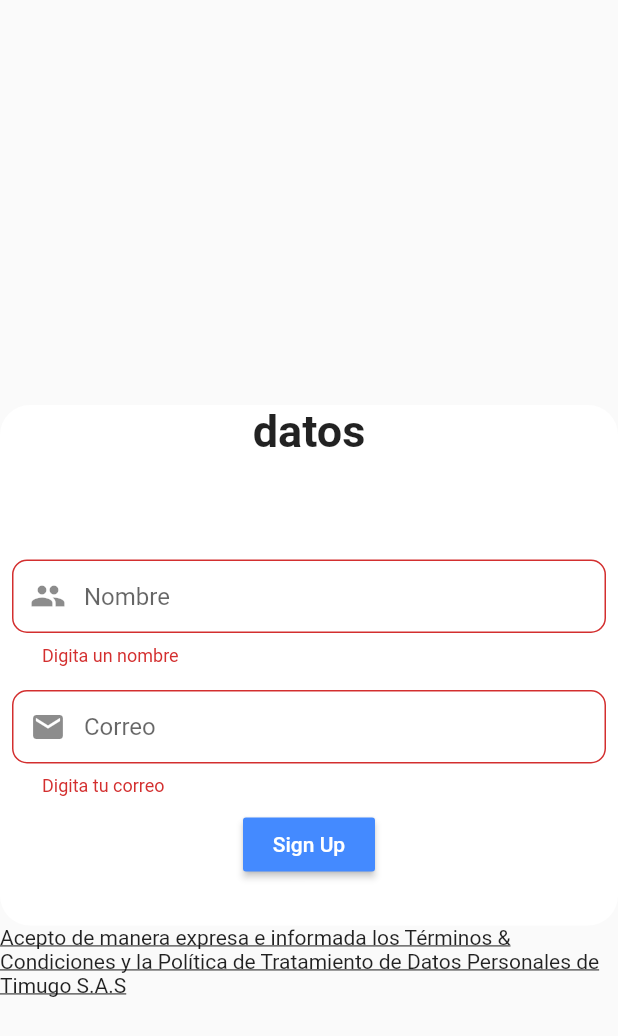
After one commit to Timugo/ClientApp, a Flutter app: the RegisterData screen opened by its route, after a tap on "Sign Up", on a phone screen of 412 x 824 dp. The commit adds this screen. Shown: the top 1036 px of the screen. Run offline on Flutter 3.47's test engine with Material 2 defaults, Android fonts, the phone set to English and light mode, and no system bars; our stand-ins replace pin_code_fields, validators.

Commit message:
edit data user

```diff
--- a/lib/main.dart
+++ b/lib/main.dart
@@ -3,6 +3,7 @@ import 'package:flutter/material.dart';
 import 'package:provider/provider.dart';
 import 'package:timugo/src/pages/codeVerification_page.dart';
 import 'package:timugo/src/pages/login_pages.dart';
+import 'package:timugo/src/pages/registerData_page.dart';
 import 'package:timugo/src/providers/user.dart';
 
 
@@ -22,7 +23,9 @@ class MyApp extends StatelessWidget {
         initialRoute: 'login',
         routes: {
           'login':(context)=> LoginPage(),
-          'code':(context)=> Code()
+          'code':(context)=> Code(),
+          'registerData':(context)=> RegisterData()
+
 
         },
       )
--- a/lib/src/pages/codeVerification_page.dart
+++ b/lib/src/pages/codeVerification_page.dart
@@ -4,6 +4,7 @@ import 'package:flutter/material.dart';
 import 'package:pin_code_fields/pin_code_fields.dart';
 import 'package:provider/provider.dart';
 import 'package:timugo/src/models/user_model.dart';
+import 'package:timugo/src/pages/registerData_page.dart';
 import 'package:timugo/src/providers/user.dart';
 import 'package:timugo/src/services/number_provider.dart';
 
@@ -67,7 +68,7 @@ class _PinCodeVerificationScreenState extends State<PinCodeVerificationScreen> {
   @override
 
   Widget build(BuildContext context) {
-    final  codeProvider = CodeProvider();
+   // final  codeProvider = CodeProvider();
     final  verificateProvider =VerificateProvider();
     final   userInfo    = Provider.of<UserInfo>(context);
 
@@ -163,7 +164,10 @@ class _PinCodeVerificationScreenState extends State<PinCodeVerificationScreen> {
                           style: TextStyle(
                               color: Color(0xFF91D3B3),
                               fontWeight: FontWeight.bold,
-                              fontSize: 16))
+                              fontSize: 16),
+
+                              )
+
                     ]),
               ),
               SizedBox(
@@ -195,7 +199,16 @@ class _PinCodeVerificationScreenState extends State<PinCodeVerificationScreen> {
                             res.then((response) async {
                               print(response['response']);
                               if (response['response'] == 2){
-                                print('Aqui debe ir la logica para pasar a una vista o la otra');
+                                if (response['content'] ['code']== 1){
+                                   Navigator.push(
+                                      context,
+
+                                      MaterialPageRoute(
+                                    builder: (context) => RegisterData()));
+
+                                }else{
+                                  print('hola');
+                                }
                               }
                             });
               //     print('lo recibio');
--- /dev/null
+++ b/lib/src/pages/registerData_page.dart
@@ -0,0 +1,258 @@
+import 'package:flutter/material.dart';
+import 'package:flutter/services.dart';
+import 'package:provider/provider.dart';
+import 'package:timugo/src/models/user_model.dart';
+import 'package:timugo/src/providers/user.dart';
+import 'package:timugo/src/services/number_provider.dart';
+import 'package:validators/validators.dart' as validator;
+
+
+
+
+class RegisterData extends StatefulWidget {
+
+
+
+  @override
+  _LoginPageState createState() => _LoginPageState();
+}
+
+class _LoginPageState extends State<RegisterData> {
+  final _formKey = GlobalKey<FormState>();
+  final  sendDataProvider = SendDataProvider();
+
+
+  Model model = Model();
+
+  @override
+  Widget build(BuildContext context) {
+
+    return Scaffold(
+
+      body:Stack(
+        children: <Widget>[
+           Container(
+
+          // decoration: BoxDecoration(
+          //   image: DecorationImage(
+          // //    image: AssetImage('assets/images/timugo.png'),
+          //     fit: BoxFit.fitWidth,
+          //     alignment: Alignment.topCenter,
+          //   //  colorFilter: new ColorFilter.mode(Colors.black.withOpacity(0.8), BlendMode.dstATop)
+          //   )
+          // ),
+        ),
+        //  _crearFondo(context),
+          _loginForm(context),
+        ],
+      ),
+
+    );
+  }
+
+Widget _loginForm(BuildContext context) {
+
+ // final size = MediaQuery.of(context).size;
+
+  return SingleChildScrollView(
+    child: Column(
+      children: <Widget>[
+
+
+
+         Container(
+          width: MediaQuery.of(context).size.width,
+          margin: EdgeInsets.only(top: 270),
+          decoration: BoxDecoration(
+            borderRadius: BorderRadius.circular(20),
+            color: Colors.white,
+          ),
+
+
+
+          child: Column(
+            children: <Widget>[
+              Text('datos', textAlign: TextAlign.left,
+                    overflow: TextOverflow.ellipsis,
+                    style: TextStyle(fontWeight: FontWeight.bold,fontSize: 30)
+                    ),
+              SizedBox(height: 60.0),
+              _numberLogin( context ),
+              SizedBox(height: 30.0),
+
+            ],
+          ),
+        ),
+        GestureDetector(
+          child: Text('Acepto de manera expresa e informada los Términos & Condiciones y la Política de Tratamiento de Datos Personales de Timugo S.A.S', style: TextStyle(decoration: TextDecoration.underline),),
+          onTap: (){
+         ///  Navigator.pushNamed(context, 'register');
+          },
+        ),
+        SizedBox(height: 80.0,)
+      ],
+    ),
+  );
+}
+
+Widget _numberLogin(BuildContext context){
+   final userInfo   = Provider.of<UserInfo>(context);
+    return Form(
+
+
+
+        key: _formKey,
+        child: Column(
+          children: <Widget>[
+
+              MyTextFormField(
+
+
+            text: Icon(Icons.people),
+            hintText: 'Nombre',
+            validator: (String value) {
+              if ( value.isEmpty){
+                return 'Digita un nombre';
+              }
+              return null;
+            },
+            onSaved: (String value) {
+              print('entre');
+                      model.name = (value);
+                      userInfo.name = model.name;
+                    },
+
+
+          ),
+            MyTextFormField(
+
+
+            hintText: 'Correo',
+            isEmail: true,
+            text: Icon(Icons.email),
+            validator: (String value) {
+              if (!validator.isEmail(value)) {
+                return 'Digita tu correo';
+              }
+              return null;
+            },
+            onSaved: (String value) {
+              model.email = value;
+              userInfo.email =model.email;
+            },
+          ),
+            RaisedButton(
+
+            color: Colors.blueAccent,
+            onPressed: _subimit,
+            child: Text(
+              'Sign Up',
+              style: TextStyle(
+                color: Colors.white,
+
+              ),
+            ),
+          )
+
+
+
+
+          ]
+        )
+
+    );
+
+
+
+
+}
+
+   void _subimit(){
+        final userInfo   = Provider.of<UserInfo>(context);
+
+            if (_formKey.currentState.validate()) {
+              _formKey.currentState.save();
+              var res= sendDataProvider.sendData(userInfo.phone,model.name,model.email);
+
+
+              res.then((response) async {
+                if (response['response'] == 2){
+                  print('lo recibio');
+                  print( response['content']);
+
+                }else{
+
+                  print( response['content']);
+                }
+
+              });
+
+
+
+            }
+
+
+
+
+   }
+}
+
+
+
+class MyTextFormField extends StatelessWidget {
+  final Icon text;
+  final String hintText;
+  final Function validator;
+   final Function onSaved;
+   final List inputFormatters;
+   final bool isEmail;
+
+  MyTextFormField({
+    this.text,
+    this.hintText,
+    this.validator,
+    this.onSaved,
+    this.inputFormatters,
+        this.isEmail = false,
+
+  });
+
+  @override
+  Widget build(BuildContext context) {
+    return Padding(
+      padding: EdgeInsets.all(8.0),
+
+      child: TextFormField(
+
+      decoration: InputDecoration(
+              hintText: hintText,
+              filled: true,
+              fillColor: Colors.white,
+              contentPadding: EdgeInsets.fromLTRB(20.0, 15.0, 20.0, 15.0),
+              prefixIcon:text,
+
+
+              enabledBorder: const OutlineInputBorder(
+                    borderSide: const BorderSide(color: Colors.white, width: 0.0),
+                     borderRadius: const BorderRadius.all(
+                        const Radius.circular(10.0),
+                      ),),
+                    border: new OutlineInputBorder(
+                    borderRadius: const BorderRadius.all(
+                        const Radius.circular(10.0),
+                      ),
+              )
+        ),
+        validator: validator,
+        onSaved: onSaved,
+        inputFormatters: inputFormatters,
+         keyboardType: isEmail ? TextInputType.emailAddress : TextInputType.text,
+
+      ),
+    );
+
+
+
+  }
+
+}
--- a/lib/src/services/number_provider.dart
+++ b/lib/src/services/number_provider.dart
@@ -84,3 +84,31 @@ class VerificateProvider{
 
 }
 }
+
+
+class SendDataProvider{
+
+  final    String url = 'http://167.172.216.181:3000/editInfoUser';
+
+
+   Future <Map<String,dynamic>>  sendData( int phone,String  name,String email ) async{
+       Map<String, String> headers = {"Content-Type": "application/json"};
+       var data = {
+         "phone":phone,
+          "name": name,
+          "email": email
+        };
+    final encodedData = json.encode(data);
+
+  // make POST request
+      http.Response response = await http.put(url, headers: headers, body: encodedData);
+      final decodeData = jsonDecode(response.body);
+
+
+   return decodeData;
+
+
+
+
+   }
+}
```
